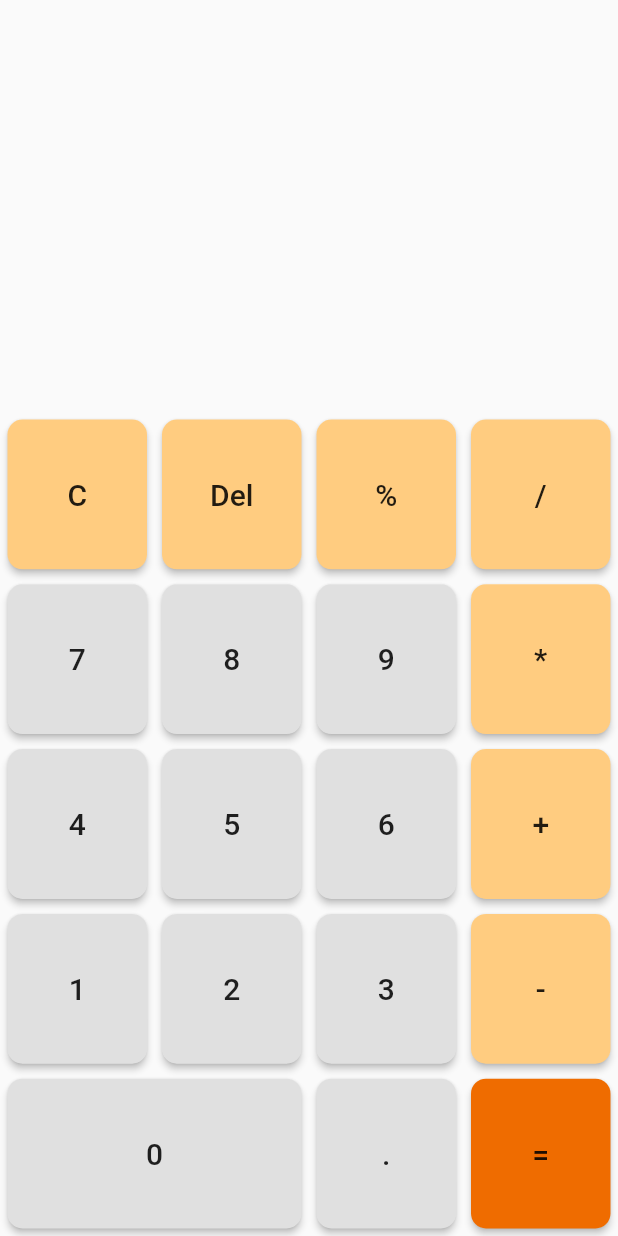
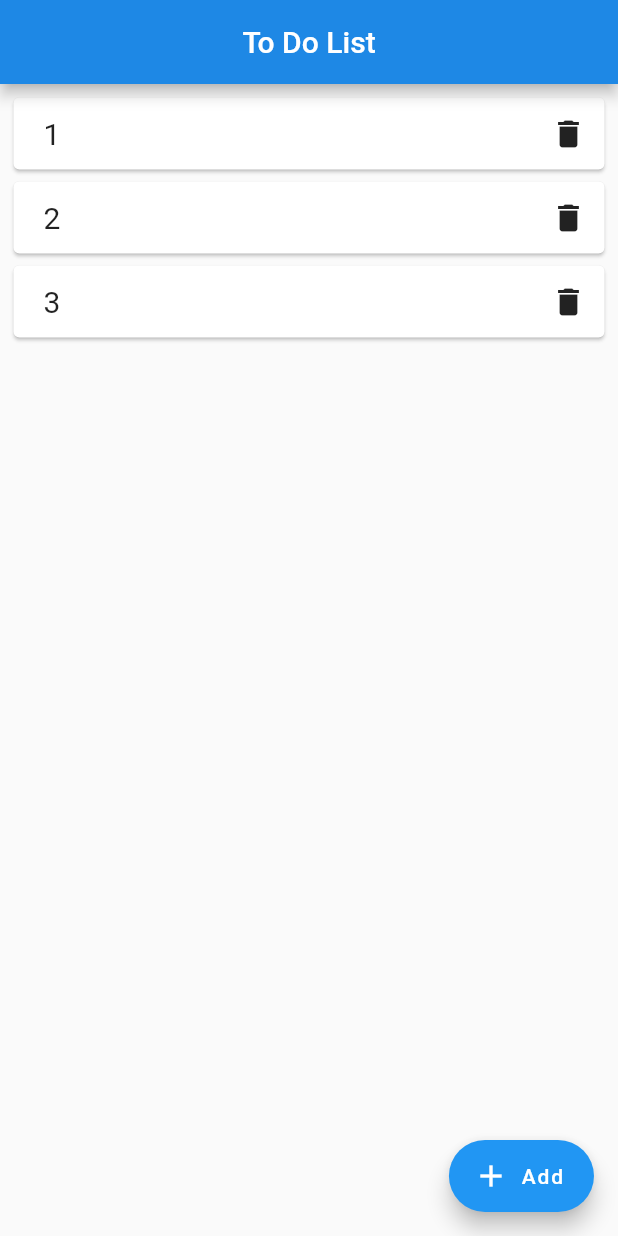
Before and after one commit to truongduchuy/Flutter-Basic, a Flutter app: the screen it shows after launch, on a phone screen of 412 x 824 dp. Run offline on Flutter 3.47's test engine with Material 2 defaults, Android fonts, the phone set to English and light mode, and no system bars.

Commit message:
build to do list

```diff
--- /dev/null
+++ b/lib/list_item.dart
@@ -0,0 +1,21 @@
+import 'package:flutter/material.dart';
+
+class ListItem extends StatelessWidget {
+  String item;
+  Function deleteItem;
+
+  ListItem({this.item, this.deleteItem});
+
+  @override
+  Widget build(BuildContext context) {
+    return Card(
+          child: Container(
+        padding: EdgeInsets.only(left: 20),
+          child:  Row(mainAxisAlignment: MainAxisAlignment.spaceBetween, children: [
+          Text(item, style: TextStyle(fontSize: 20)),
+          IconButton(icon: Icon(Icons.delete), onPressed: () => deleteItem(item))
+        ]),
+      ),
+    );
+  }
+}
--- a/lib/main.dart
+++ b/lib/main.dart
@@ -1,153 +1,135 @@
+import 'package:flutter/cupertino.dart';
 import 'package:flutter/material.dart';
-import 'package:math_expressions/math_expressions.dart';
+import './list_item.dart';
 
 void main() => runApp(MaterialApp(
       debugShowCheckedModeBanner: false,
-      home: Home(),
+      home: TodoList(),
     ));
 
-class Home extends StatelessWidget {
+class TodoList extends StatefulWidget {
+  TodoList({Key key}) : super(key: key);
+
   @override
-  Widget build(BuildContext context) {
-    return Scaffold(
-        // appBar: AppBar(
-        //     title: Text('Calculator'),
-        //     centerTitle: true,
-        //     backgroundColor: Colors.red[600]),
-        body: Calculator());
-  }
+  _TodoListState createState() => _TodoListState();
 }
 
-class Calculator extends StatefulWidget {
-  Calculator({Key key}) : super(key: key);
+class _TodoListState extends State<TodoList> {
+  List list = ['1', '2', '3'];
+  var value;
 
-  @override
-  _CalculatorState createState() => _CalculatorState();
-}
-
-class _CalculatorState extends State<Calculator> {
-  var buttons;
-  String formula = '';
-  String result;
+  deleteItem(item) {
+    showDialog(
+        context: context,
+        builder: (BuildContext context) {
+          return AlertDialog(
+              content: Text('Are you sure to delete?'),
+              actions: [
+                FlatButton(
+                    onPressed: () {
+                      Navigator.of(context).pop();
+                    },
+                    child: Text('Cancel')),
+                FlatButton(
+                    child: Text('Delete'),
+                    onPressed: () {
+                      setState(() {
+                        list.remove(item);
+                        Navigator.of(context).pop();
+                      });
+                    })
+              ]);
+        });
+  }
 
   @override
   void initState() {
+    // TODO: implement initState
     super.initState();
-    buttons = [
-      [
-        'C',
-        'Del',
-        '%',
-        '/',
-      ],
-      [
-        '7',
-        '8',
-        '9',
-        '*',
-      ],
-      [
-        '4',
-        '5',
-        '6',
-        '+',
-      ],
-      ['1', '2', '3', '-'],
-      ['0', '.', '=']
-    ];
   }
 
-  List<Widget> renderExpressionAndResult() {
-    List<Widget> list = [
-      Container(
-          padding: EdgeInsets.only(right: 20),
-          child: Text(formula,
-              style: TextStyle(color: Colors.black, fontSize: 40)))
-    ];
-
-    if (result != null) {
-      list.add(Container(
-          padding: EdgeInsets.only(right: 20),
-          child: Text(result,
-              style: TextStyle(color: Colors.black, fontSize: 70))));
-    }
-    return list;
-  }
-
-  handlePressButton(String chac) {
+  addItem() async {
+    var newValue = await showDialog(
+        context: context,
+        builder: (BuildContext context) {
+          return StatefulBuilder(builder: (context, setState) {
+            return AlertDialog(
+              content: Stack(
+                overflow: Overflow.visible,
+                children: <Widget>[
+                  Positioned(
+                    right: -40.0,
+                    top: -40.0,
+                    child: InkResponse(
+                      onTap: () {
+                        Navigator.of(context).pop();
+                      },
+                      child: CircleAvatar(
+                        child: Icon(Icons.close),
+                        backgroundColor: Colors.red[600],
+                      ),
+                    ),
+                  ),
+                  Form(
+                    // key: _formKey,
+                    child: Column(
+                      mainAxisSize: MainAxisSize.min,
+                      children: <Widget>[
+                        Padding(
+                          padding: EdgeInsets.all(8.0),
+                          child: TextField(
+                            autofocus: true,
+                            onChanged: (newValue) {
+                              setState(() {
+                                value = newValue;
+                              });
+                            },
+                          ),
+                        ),
+                        Padding(
+                          padding: const EdgeInsets.all(8.0),
+                          child: RaisedButton(
+                              child: Text("Submit"),
+                              onPressed: value == null || value.isEmpty
+                                  ? null
+                                  : () {
+                                      setState(() {
+                                        Navigator.of(context).pop(value);
+                                      });
+                                    }),
+                        )
+                      ],
+                    ),
+                  ),
+                ],
+              ),
+            );
+          });
+        });
     setState(() {
-      if (chac == 'C') {
-        formula = '';
-        result = null;
-      } else if (chac == 'Del') {
-        if(formula != null && formula.length > 0)
-          formula = formula.substring(0, formula.length - 1);
-      } else if (chac == '=') {
-        try {
-          Parser p = Parser();
-          Expression exp = p.parse(formula);
-          ContextModel cm = ContextModel();
-          result = '${exp.evaluate(EvaluationType.REAL, cm)}';
-        } catch (e) {}
-      } else
-        formula += chac;
+      list.add(newValue);
     });
-  }
-
-  Expanded generateButton(String character) {
-    return Expanded(
-        flex: character == '0' ? 2 : 1,
-        child: Container(
-          height: double.infinity,
-          padding: EdgeInsets.all(5.0),
-          child: RaisedButton(
-            shape:
-                RoundedRectangleBorder(borderRadius: BorderRadius.circular(10)),
-            color:
-                ['C', 'Del', '%', '/', '*', '+', '-', '='].contains(character)
-                    ? character == '='
-                        ? Colors.orange[800]
-                        : Colors.orange[200]
-                    : Colors.grey[300],
-            onPressed: () {
-              handlePressButton(character);
-            },
-            child: Text(character, style: TextStyle(fontSize: 20)),
-          ),
-        ));
   }
 
   @override
   Widget build(BuildContext context) {
-    return Container(
-      child: Column(crossAxisAlignment: CrossAxisAlignment.stretch, children: [
-        Expanded(
-          flex: 1,
-          child: Column(
-            mainAxisAlignment: MainAxisAlignment.end,
-            crossAxisAlignment: CrossAxisAlignment.end,
-            children: renderExpressionAndResult(),
-          ),
-        ),
-        // SizedBox(
-        //   height: 10,
-        // ),
-        Expanded(
-          flex: 2,
-          child: Column(
-              children: buttons
-                  .map<Widget>((row) => Expanded(
-                        child: Row(
-                          children: row
-                              .map<Widget>(
-                                (character) => generateButton(character),
-                              )
-                              .toList(),
-                        ),
-                      ))
-                  .toList()),
-        )
-      ]),
-    );
+    return Scaffold(
+        appBar: AppBar(
+            title: Text('To Do List'),
+            centerTitle: true,
+            backgroundColor: Colors.blue[600]),
+        body: Container(
+            padding: EdgeInsets.all(5),
+            child: ListView.builder(
+                itemCount: list.length,
+                itemBuilder: (BuildContext context, int index) {
+                  return ListItem(deleteItem: deleteItem, item: list[index]);
+                })),
+        floatingActionButton: FloatingActionButton.extended(
+          onPressed: () => addItem(),
+          label: Text('Add'),
+          icon: Icon(Icons.add),
+          backgroundColor: Colors.blue,
+        ));
   }
 }
```
